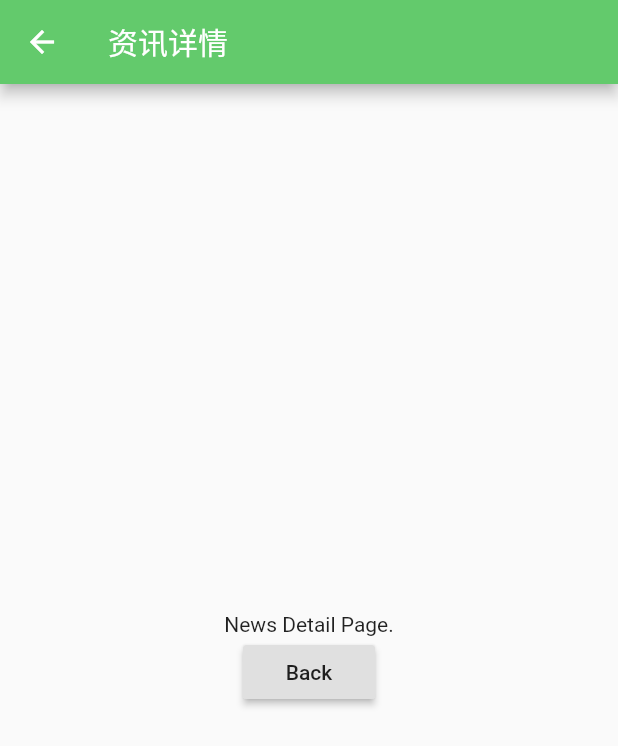
After one commit to zengzhuoyu/osc2, a Flutter app: the screen it shows after launch, after a tap on "to detail page", on a phone screen of 412 x 824 dp. The commit adds this screen. Shown: the top 746 px of the screen. Run offline on Flutter 3.47's test engine with Material 2 defaults, Android fonts, the phone set to English and light mode, and no system bars.

Commit message:
给首页加上侧滑菜单 & 两种实现页面跳转

```diff
--- a/lib/main.dart
+++ b/lib/main.dart
@@ -4,6 +4,7 @@ import 'pages/NewsListPage.dart';
 import 'pages/TweetsListPage.dart';
 import 'pages/DiscoveryPage.dart';
 import 'pages/MyInfoPage.dart';
+import 'pages/NewsDetailPage.dart';
 
 void main() {
   runApp(new MyApp());
@@ -39,6 +40,10 @@ class MyOSCClientState extends State<MyApp> {
 
   // 数据初始化，包括TabIcon数据和页面内容数据
   void initData() {
+
+    _routes['newsDetail'] = (BuildContext) {
+      return new NewsDetailPage();
+    };
 
     if (tabImages == null) {
       tabImages = [
@@ -138,6 +143,12 @@ class MyOSCClientState extends State<MyApp> {
             });
           },
         ),
+        // drawer属性用于为当前页面添加一个侧滑菜单
+        drawer: new Drawer(
+          child: new Center(
+              child: new Text("this is a drawer")
+          ),
+        ),
       ),
     );
   }
--- /dev/null
+++ b/lib/pages/NewsDetailPage.dart
@@ -0,0 +1,28 @@
+import 'package:flutter/material.dart';
+
+class NewsDetailPage extends StatelessWidget {
+
+  @override
+  Widget build(BuildContext context) {
+    return new Scaffold(
+      appBar: new AppBar(
+          title: new Text("资讯详情", style: new TextStyle(color: Colors.white)),
+          iconTheme: new IconThemeData(color: Colors.white)
+      ),
+      body: new Center(
+          child: new Column(
+            mainAxisAlignment: MainAxisAlignment.center,
+            children: <Widget>[
+              new Text("News Detail Page."),
+              new RaisedButton(
+                child: new Text("Back"),
+                onPressed: () {
+                  Navigator.of(context).pop();
+                },
+              )
+            ],
+          )
+      ),
+    );
+  }
+}
--- a/lib/pages/NewsListPage.dart
+++ b/lib/pages/NewsListPage.dart
@@ -1,12 +1,19 @@
-// pages/NewsListPage.dart
 import 'package:flutter/material.dart';
+import 'NewsDetailPage.dart';
 
 // 资讯列表页面
 class NewsListPage extends StatelessWidget {
   @override
   Widget build(BuildContext context) {
     return new Center(
-      child: new Text("NewsListPage"),
+        child: new RaisedButton(
+            child: new Text("to detail page"),
+            onPressed: () {
+              Navigator.of(context).push(new MaterialPageRoute(builder: (ctx) {
+                return new NewsDetailPage();
+              }));
+            }
+        )
     );
   }
 }
```
